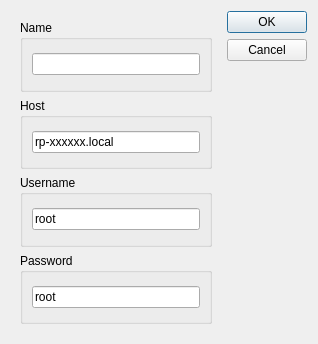
Above: linien/client/ui/new_device_dialog.ui from linien-org/linien before the change. Below: the same form after it.
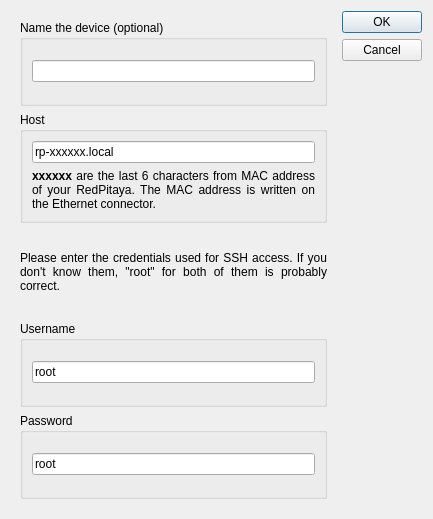
That is the form after the change.

Commit message: docs, new device dialog

```diff
--- a/linien/client/ui/new_device_dialog.ui
+++ b/linien/client/ui/new_device_dialog.ui
@@ -6,8 +6,8 @@
    <rect>
     <x>0</x>
     <y>0</y>
-    <width>318</width>
-    <height>344</height>
+    <width>433</width>
+    <height>519</height>
    </rect>
   </property>
   <property name="windowTitle">
@@ -22,7 +22,7 @@
         <item>
          <widget class="QGroupBox" name="groupBox_4">
           <property name="title">
-           <string>Name</string>
+           <string>Name the device (optional)</string>
           </property>
           <layout class="QVBoxLayout" name="verticalLayout_5">
            <item>
@@ -36,7 +36,7 @@
           <property name="title">
            <string>Host</string>
           </property>
-          <layout class="QHBoxLayout" name="horizontalLayout_2">
+          <layout class="QVBoxLayout" name="verticalLayout_2">
            <item>
             <widget class="QLineEdit" name="host">
              <property name="text">
@@ -44,9 +44,35 @@
              </property>
             </widget>
            </item>
+           <item>
+            <widget class="QLabel" name="label_2">
+             <property name="text">
+              <string>&lt;html&gt;&lt;head/&gt;&lt;body&gt;&lt;p&gt;&lt;span style=&quot; font-weight:600;&quot;&gt;xxxxxx&lt;/span&gt; are the last 6 characters from MAC address of your RedPitaya. The MAC address is written on the Ethernet connector.&lt;/p&gt;&lt;/body&gt;&lt;/html&gt;</string>
+             </property>
+             <property name="alignment">
+              <set>Qt::AlignJustify|Qt::AlignVCenter</set>
+             </property>
+             <property name="wordWrap">
+              <bool>true</bool>
+             </property>
+            </widget>
+           </item>
           </layout>
          </widget>
         </item>
+        <item>
+         <widget class="QLabel" name="label">
+          <property name="text">
+           <string>Please enter the credentials used for SSH access. If you don't know them, &quot;root&quot; for both of them is probably correct.</string>
+          </property>
+          <property name="alignment">
+           <set>Qt::AlignJustify|Qt::AlignVCenter</set>
+          </property>
+          <property name="wordWrap">
+           <bool>true</bool>
+          </property>
+         </widget>
+        </item>
         <item>
          <widget class="QGroupBox" name="groupBox_2">
           <property name="title">
```
The commit also changes 1 other file.
